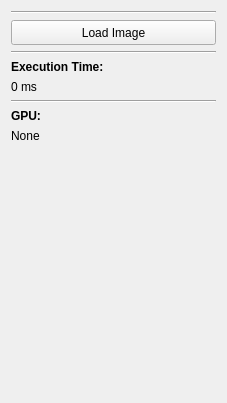
ttddee/ShaderDev, file src/controlswidget.ui: the form before one commit.
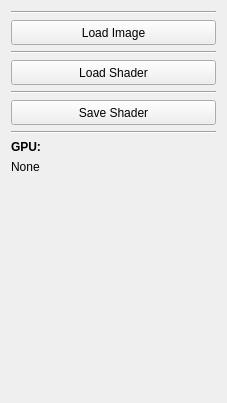
The form after the commit.

Commit message: Added line numbers to CodeEdit.

```diff
--- a/src/controlswidget.ui
+++ b/src/controlswidget.ui
@@ -16,16 +16,10 @@
   <layout class="QGridLayout" name="gridLayout_2">
    <item row="0" column="0">
     <layout class="QGridLayout" name="gridLayout">
-     <item row="6" column="0">
-      <widget class="QLabel" name="label_3">
-       <property name="font">
-        <font>
-         <weight>75</weight>
-         <bold>true</bold>
-        </font>
-       </property>
-       <property name="text">
-        <string>GPU:</string>
+     <item row="4" column="0">
+      <widget class="Line" name="line_2">
+       <property name="orientation">
+        <enum>Qt::Horizontal</enum>
        </property>
       </widget>
      </item>
@@ -36,21 +30,33 @@
        </property>
       </widget>
      </item>
-     <item row="4" column="0">
-      <widget class="QLabel" name="timeLabel">
-       <property name="text">
-        <string>0 ms</string>
-       </property>
-      </widget>
-     </item>
      <item row="7" column="0">
-      <widget class="QLabel" name="gpuLabel">
+      <widget class="QLabel" name="label_3">
+       <property name="font">
+        <font>
+         <weight>75</weight>
+         <bold>true</bold>
+        </font>
+       </property>
        <property name="text">
-        <string>None</string>
+        <string>GPU:</string>
        </property>
       </widget>
      </item>
-     <item row="8" column="0">
+     <item row="5" column="0">
+      <widget class="QPushButton" name="saveShaderButton">
+       <property name="minimumSize">
+        <size>
+         <width>0</width>
+         <height>25</height>
+        </size>
+       </property>
+       <property name="text">
+        <string>Save Shader</string>
+       </property>
+      </widget>
+     </item>
+     <item row="9" column="0">
       <spacer name="verticalSpacer">
        <property name="orientation">
         <enum>Qt::Vertical</enum>
@@ -63,8 +69,8 @@
        </property>
       </spacer>
      </item>
-     <item row="5" column="0">
-      <widget class="Line" name="line_2">
+     <item row="0" column="0">
+      <widget class="Line" name="line_3">
        <property name="orientation">
         <enum>Qt::Horizontal</enum>
        </property>
@@ -84,20 +90,27 @@
       </widget>
      </item>
      <item row="3" column="0">
-      <widget class="QLabel" name="label">
-       <property name="font">
-        <font>
-         <weight>75</weight>
-         <bold>true</bold>
-        </font>
+      <widget class="QPushButton" name="loadShaderButton">
+       <property name="minimumSize">
+        <size>
+         <width>0</width>
+         <height>25</height>
+        </size>
        </property>
        <property name="text">
-        <string>Execution Time:</string>
+        <string>Load Shader</string>
        </property>
       </widget>
      </item>
-     <item row="0" column="0">
-      <widget class="Line" name="line_3">
+     <item row="8" column="0">
+      <widget class="QLabel" name="gpuLabel">
+       <property name="text">
+        <string>None</string>
+       </property>
+      </widget>
+     </item>
+     <item row="6" column="0">
+      <widget class="Line" name="line_4">
        <property name="orientation">
         <enum>Qt::Horizontal</enum>
        </property>
```
The commit also changes 7 other files.
